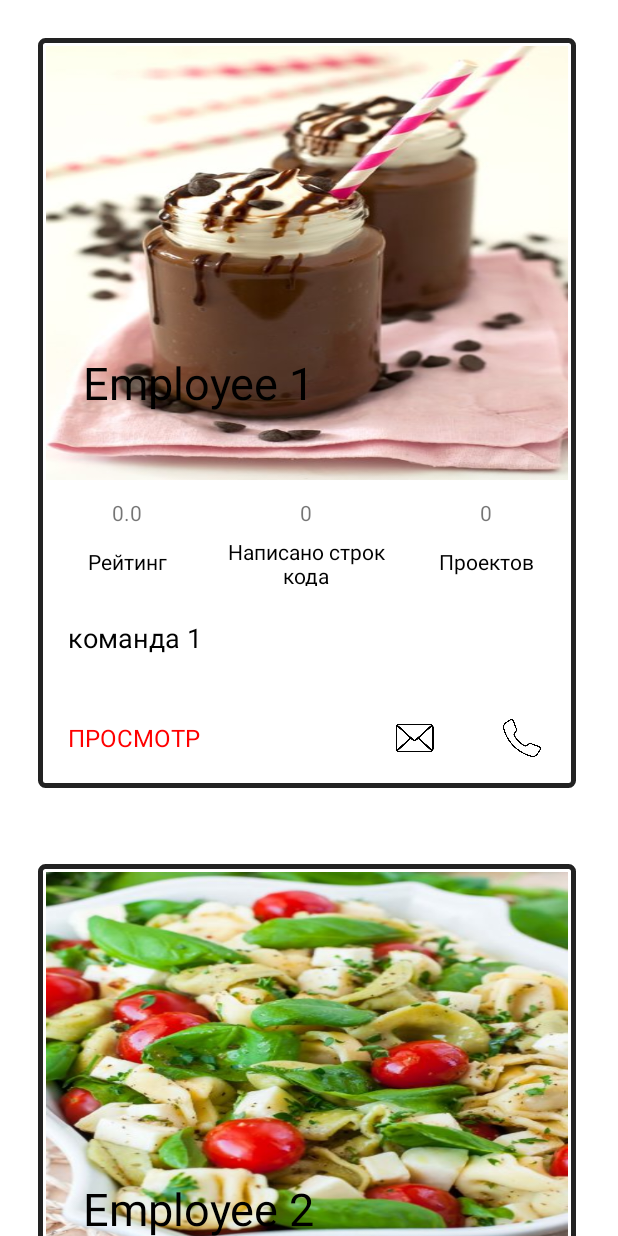
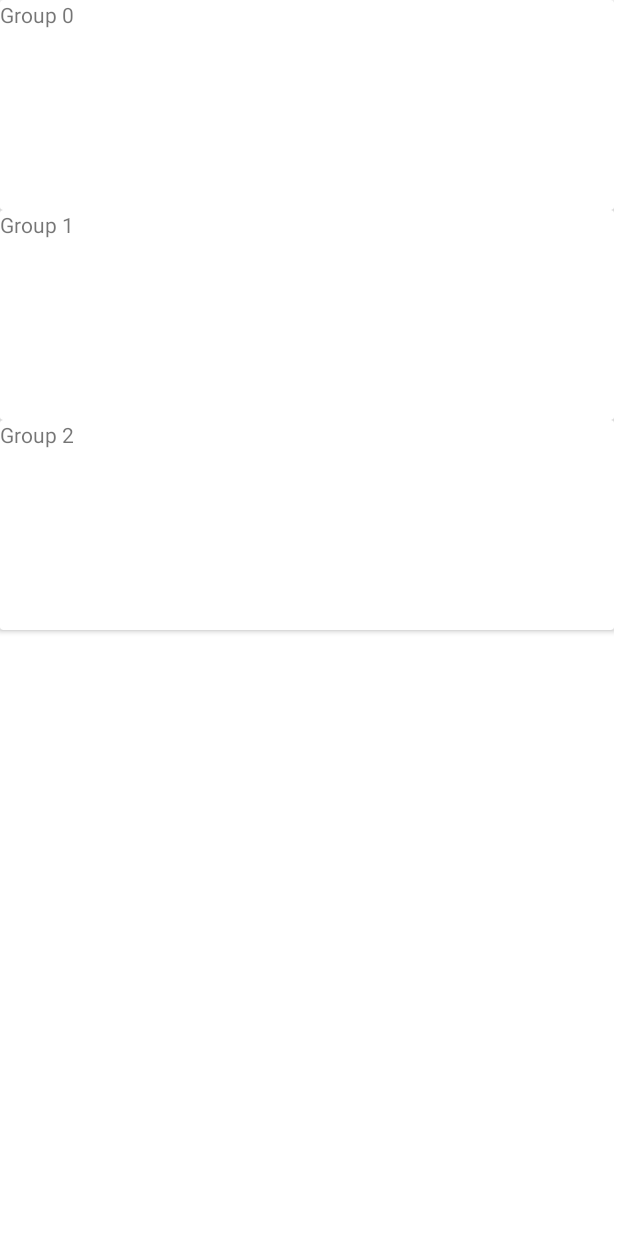
Before and after one commit to VladSolyankin/android_labs, an Android app: the screen it shows after launch (EmployeeActivity before the commit, NestedListActivity after it), on a phone screen of 412 x 824 dp. Run offline under Robolectric (Android 15) with nearby library versions, the phone set to English and light mode, and no system bars.

Commit message:
lab 3 update

```diff
--- a/app/src/main/java/com/example/mobile_lab1/Employee.java
+++ b/app/src/main/java/com/example/mobile_lab1/Employee.java
@@ -70,9 +70,8 @@ public class Employee {
         this.resource = resource;
     }
 
-    private static int lastEmployeeId = 0;
-
     public static ArrayList<Employee> createEmployeeList(int employeeCount) {
+        int lastEmployeeId = 0;
         ArrayList<Integer> images = new ArrayList<>();
         ArrayList<String> teams = new ArrayList<>();
         images.add(R.drawable.milkshake);
@@ -86,7 +85,7 @@ public class Employee {
         ArrayList<Employee> employees = new ArrayList<>();
         for (int i = 0; i < employeeCount; i++) {
             employees.add(new Employee("Employee " + ++lastEmployeeId,
-                    images.get(i % 3), teams.get(i % 3), i,
+                    images.get(i % 3), "Команда: " + teams.get(i % 3), i,
                     i, i));
         }
         return employees;
--- a/app/src/main/java/com/example/mobile_lab1/EmployeeActivity.java
+++ b/app/src/main/java/com/example/mobile_lab1/EmployeeActivity.java
@@ -43,6 +43,7 @@ public class EmployeeActivity extends AppCompatActivity {
         information += "Команда: " + team.getText() + "\n";
 
         intent.putExtra("information", information);
+        intent.putExtra("id", name.getText());
         startActivity(intent);
     }
 }
--- a/app/src/main/java/com/example/mobile_lab1/EmployeeInfo.java
+++ b/app/src/main/java/com/example/mobile_lab1/EmployeeInfo.java
@@ -16,6 +16,8 @@ public class EmployeeInfo extends AppCompatActivity {
 
         String info = getIntent().getStringExtra("information");
         TextView employeeInfo = findViewById(R.id.employeeInfo);
+        TextView employeeTitle = findViewById(R.id.employeeTitle);
+        employeeTitle.setText(getIntent().getStringExtra("id") + " Information");
         employeeInfo.setText(info);
     }
 
--- /dev/null
+++ b/app/src/main/java/com/example/mobile_lab1/NestedList.java
@@ -0,0 +1,41 @@
+package com.example.mobile_lab1;
+
+import androidx.recyclerview.widget.RecyclerView;
+
+import java.util.ArrayList;
+
+public class NestedList {
+    private String groupName;
+
+    private NestedListGroup groupElements;
+
+    public NestedList(String groupName, NestedListGroup groupElements) {
+        this.groupName = groupName;
+        this.groupElements = groupElements;
+    }
+
+    public String getGroupName() {
+        return groupName;
+    }
+
+    public void setGroupName(String groupName) {
+        this.groupName = groupName;
+    }
+
+    public NestedListGroup getGroupElements() {
+        return groupElements;
+    }
+
+    public void setGroupElements(NestedListGroup groupElements) {
+        this.groupElements = groupElements;
+    }
+
+    public static ArrayList<NestedList> createNestedList(int listCount) {
+        ArrayList<NestedList> nestedList = new ArrayList<>();
+        for (int i = 0; i < listCount; i++) {
+            nestedList.add(new NestedList("Group " + i,
+                    new NestedListGroup(0, "")));
+        }
+        return nestedList;
+    }
+}
--- /dev/null
+++ b/app/src/main/java/com/example/mobile_lab1/NestedListActivity.java
@@ -0,0 +1,31 @@
+package com.example.mobile_lab1;
+
+import androidx.appcompat.app.AppCompatActivity;
+import androidx.recyclerview.widget.LinearLayoutManager;
+import androidx.recyclerview.widget.RecyclerView;
+
+import android.os.Bundle;
+
+import java.util.ArrayList;
+
+public class NestedListActivity extends AppCompatActivity {
+
+    ArrayList<NestedList> nestedList;
+    ArrayList<NestedListGroup> nestedListGroup;
+    @Override
+    protected void onCreate(Bundle savedInstanceState) {
+        super.onCreate(savedInstanceState);
+        setContentView(R.layout.activity_nested_list);
+
+        RecyclerView rvNestedList = (RecyclerView) findViewById(R.id.rvNestedList);
+
+        nestedList = NestedList.createNestedList(3);
+        nestedListGroup = NestedListGroup.createNestedList(3);
+
+        NestedListAdapter adapter = new NestedListAdapter(nestedList);
+        rvNestedList.setAdapter(adapter);
+        rvNestedList.setLayoutManager(new LinearLayoutManager(this));
+
+
+    }
+}
--- /dev/null
+++ b/app/src/main/java/com/example/mobile_lab1/NestedListAdapter.java
@@ -0,0 +1,56 @@
+package com.example.mobile_lab1;
+
+import android.content.Context;
+import android.view.LayoutInflater;
+import android.view.View;
+import android.view.ViewGroup;
+import android.widget.TextView;
+
+import androidx.annotation.NonNull;
+import androidx.recyclerview.widget.RecyclerView;
+
+import java.util.ArrayList;
+
+public class NestedListAdapter extends RecyclerView.Adapter<NestedListAdapter.ViewHolder> {
+
+    private ArrayList<NestedList> groups;
+
+    public NestedListAdapter(ArrayList<NestedList> groupList) {
+        groups = groupList;
+    }
+
+    @NonNull
+    @Override
+    public NestedListAdapter.ViewHolder onCreateViewHolder(@NonNull ViewGroup parent, int viewType) {
+        Context context = parent.getContext();
+        LayoutInflater inflater = LayoutInflater.from(context);
+        View groupView = inflater.inflate(R.layout.nested_list_group_item, parent, false);
+
+        return new ViewHolder(groupView);
+    }
+
+    @Override
+    public void onBindViewHolder(@NonNull NestedListAdapter.ViewHolder holder, int position) {
+        NestedList currentList = groups.get(position);
+        TextView groupName = holder.groupName;
+        groupName.setText(currentList.getGroupName());
+        NestedListGroup groupElements = holder.groupElements;
+        groupElements.setItemName("Example");
+    }
+
+    public class ViewHolder extends RecyclerView.ViewHolder {
+
+        TextView groupName;
+        NestedListGroup groupElements;
+        public ViewHolder(@NonNull View itemView) {
+            super(itemView);
+            groupName = itemView.findViewById(R.id.groupName);
+            groupElements = new NestedListGroup(0, "");
+        }
+    }
+
+    @Override
+    public int getItemCount() {
+        return groups.size();
+    }
+}
--- /dev/null
+++ b/app/src/main/java/com/example/mobile_lab1/NestedListGroup.java
@@ -0,0 +1,44 @@
+package com.example.mobile_lab1;
+
+import java.util.ArrayList;
+
+public class NestedListGroup {
+
+    private int itemResource;
+    private String itemName;
+    public NestedListGroup(int itemResource, String itemName) {
+        this.itemResource = itemResource;
+        this.itemName = itemName;
+    }
+
+    public int getItemResource() {
+        return itemResource;
+    }
+
+    public void setItemResource(int itemResource) {
+        this.itemResource = itemResource;
+    }
+
+    public String getItemName() {
+        return itemName;
+    }
+
+    public void setItemName(String itemName) {
+        this.itemName = itemName;
+    }
+    public static ArrayList<NestedListGroup> createNestedList(int listCount) {
+        ArrayList<NestedListGroup> nestedList = new ArrayList<>();
+        ArrayList<Integer> images = new ArrayList<>();
+
+        images.add(R.drawable.milkshake);
+        images.add(R.drawable.cesar);
+        images.add(R.drawable.borsch);
+
+        for (int i = 0; i < listCount; i++) {
+            nestedList.add(new NestedListGroup(images.get(i % 3),"Item " + (i+1)));
+        }
+        return nestedList;
+    }
+
+
+}
--- a/app/src/main/res/layout/activity_employee_info.xml
+++ b/app/src/main/res/layout/activity_employee_info.xml
@@ -21,6 +21,7 @@
             android:gravity="center"
             android:textColor="@color/black"
             android:textSize="20sp"
+            android:id="@+id/employeeTitle"
             >
 
         </TextView>
--- /dev/null
+++ b/app/src/main/res/layout/activity_nested_list.xml
@@ -0,0 +1,17 @@
+<?xml version="1.0" encoding="utf-8"?>
+<androidx.constraintlayout.widget.ConstraintLayout xmlns:android="http://schemas.android.com/apk/res/android"
+    xmlns:app="http://schemas.android.com/apk/res-auto"
+    xmlns:tools="http://schemas.android.com/tools"
+    android:layout_width="match_parent"
+    android:layout_height="match_parent"
+    tools:context=".NestedListActivity">
+
+
+    <androidx.recyclerview.widget.RecyclerView
+        android:layout_width="409dp"
+        android:layout_height="729dp"
+        tools:layout_editor_absoluteX="1dp"
+        tools:layout_editor_absoluteY="1dp"
+        android:id="@+id/rvNestedList"
+        tools:ignore="MissingConstraints" />
+</androidx.constraintlayout.widget.ConstraintLayout>
--- /dev/null
+++ b/app/src/main/res/layout/nested_list_group_item.xml
@@ -0,0 +1,25 @@
+<?xml version="1.0" encoding="utf-8"?>
+<androidx.cardview.widget.CardView xmlns:android="http://schemas.android.com/apk/res/android"
+    android:layout_width="match_parent"
+    android:layout_height="wrap_content"
+    xmlns:app="http://schemas.android.com/apk/res-auto">
+
+
+
+   <TextView
+       android:layout_width="match_parent"
+       android:layout_height="40dp"
+       android:id="@+id/groupName"
+       />
+    <androidx.recyclerview.widget.RecyclerView
+        android:id="@+id/groupElements"
+        android:layout_width="match_parent"
+        android:layout_height="100dp"
+        android:layout_marginTop="40dp"
+        app:layoutManager="androidx.recyclerview.widget.LinearLayoutManager"
+        android:orientation="horizontal"
+        />
+
+
+
+</androidx.cardview.widget.CardView>
```
Also changed, not shown: app/src/main/AndroidManifest.xml (+10 -7 lines), app/src/main/java/com/example/mobile_lab1/NestedListGroupAdapter.java (added, +49 -0 lines), app/src/main/res/layout/activity_nested_list_group_adapter.xml (added, +9 -0 lines), app/src/main/res/layout/nested_list_inner_item.xml (added, +18 -0 lines).
